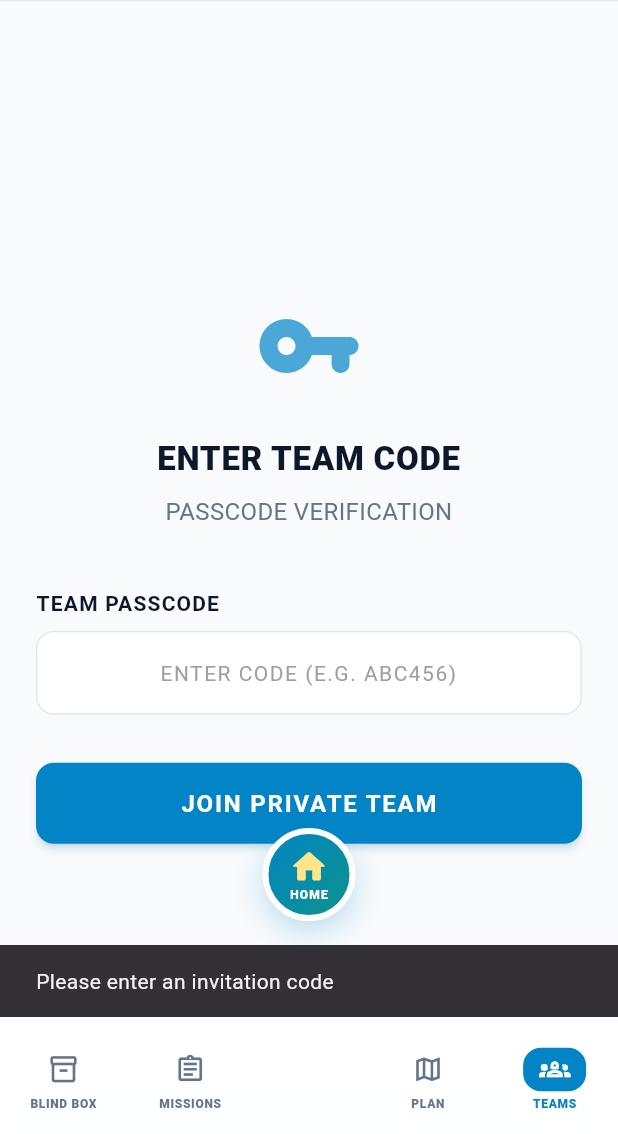
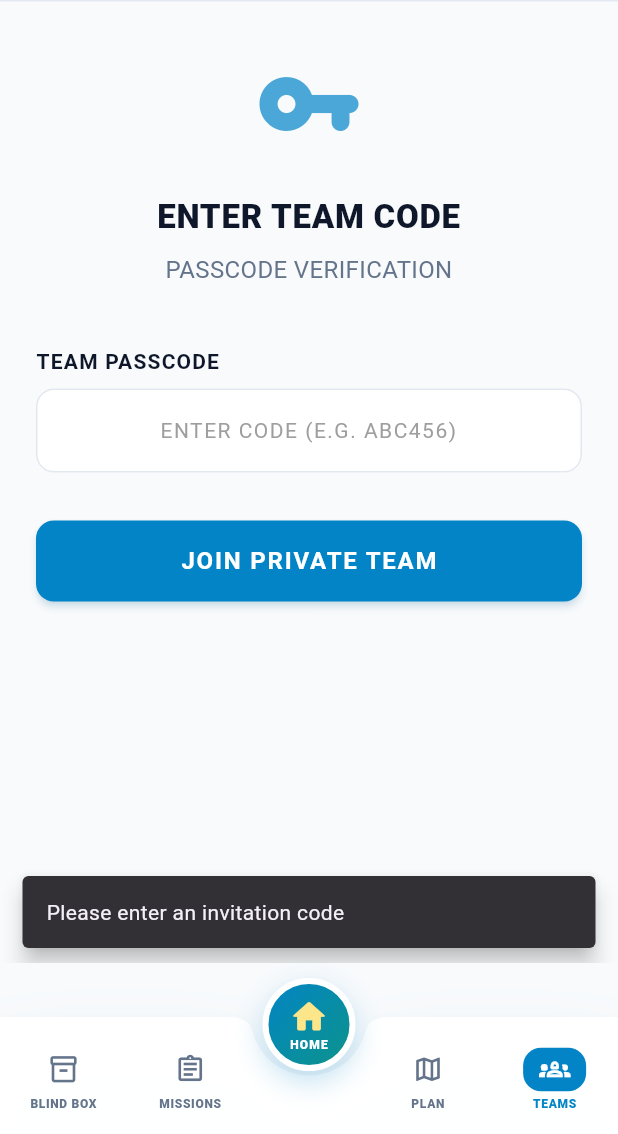
Before and after one commit to ChaiKahWai/MysteryLane, a Flutter app: the JoinTeamScreen screen opened directly, after a tap on "JOIN PRIVATE TEAM", on a phone screen of 412 x 824 dp, the part 102-1236 px from its top. Run offline on Flutter 3.47's test engine with Material 3 defaults, Android fonts, the phone set to English and light mode, and no system bars; our stand-ins replace geolocator, google_maps_flutter, image_picker, intl_phone_number_input, pdf, printing and 1 more; missing offline and left inert: flutter_polyline_points; accounts and stored records are empty; network calls fail.

```diff
--- a/lib/presentation/screens/group/join_team_screen.dart
+++ b/lib/presentation/screens/group/join_team_screen.dart
@@ -63,7 +63,10 @@
     final code = _codeController.text.trim().toUpperCase();
     if (code.isEmpty) {
       ScaffoldMessenger.of(context).showSnackBar(
-        const SnackBar(content: Text('Please enter an invitation code')),
+        const SnackBar(
+          content: Text('Please enter an invitation code'),
+          behavior: SnackBarBehavior.floating, // <-- Floating to avoid layout shift
+        ),
       );
       return;
     }
@@ -76,13 +79,19 @@
       }
       await _service.requestToJoinByCode(code: code, userId: user.id);
       ScaffoldMessenger.of(context).showSnackBar(
-        const SnackBar(content: Text('Join request sent!')),
+        const SnackBar(
+          content: Text('Join request sent!'),
+          behavior: SnackBarBehavior.floating,
+        ),
       );
       Navigator.pop(context);
     } catch (e) {
       String message = e.toString().replaceFirst('Exception: ', '');
       ScaffoldMessenger.of(context).showSnackBar(
-        SnackBar(content: Text(message)),
+        SnackBar(
+          content: Text(message),
+          behavior: SnackBarBehavior.floating,
+        ),
       );
     } finally {
       if (mounted) setState(() => _submitting = false);
@@ -139,25 +148,26 @@
     return Scaffold(
       backgroundColor: pageBackground,
       extendBody: true,
+      resizeToAvoidBottomInset: false, // <-- Prevent body from shrinking on keyboard
       appBar: _buildTopAppBar(),
-      body: Padding(
+      body: SingleChildScrollView(      // <-- Allow scrolling when keyboard is open
         padding: const EdgeInsets.symmetric(horizontal: 24.0, vertical: 32.0),
         child: Column(
           mainAxisAlignment: MainAxisAlignment.center,
           crossAxisAlignment: CrossAxisAlignment.stretch,
           children: [
-            // ---- Icon / Logo (changed to key) ----
+            // ---- Icon / Logo ----
             Container(
               alignment: Alignment.center,
               child: Icon(
-                Icons.vpn_key_rounded, // <- replaced lock with key
+                Icons.vpn_key_rounded,
                 size: 72,
                 color: skyBlue.withOpacity(0.7),
               ),
             ),
             const SizedBox(height: 24),
 
-            // ---- MAIN TITLE: ENTER PRIVATE TEAM CODE ----
+            // ---- MAIN TITLE ----
             const Text(
               'ENTER TEAM CODE',
               textAlign: TextAlign.center,
@@ -170,7 +180,7 @@
             ),
             const SizedBox(height: 8),
 
-            // ---- SUBTITLE: PRIVATE PASSCODE VERIFICATION ----
+            // ---- SUBTITLE ----
             const Text(
               'PASSCODE VERIFICATION',
               textAlign: TextAlign.center,
```
Also changed, not shown: lib/presentation/screens/group/chat_list_screen.dart (+9 -6 lines), lib/presentation/screens/group/group_screen.dart (+12 -21 lines), lib/presentation/screens/group/team_chat_screen.dart (+5 -4 lines), lib/presentation/screens/group/team_detail_screen.dart (+65 -19 lines).
